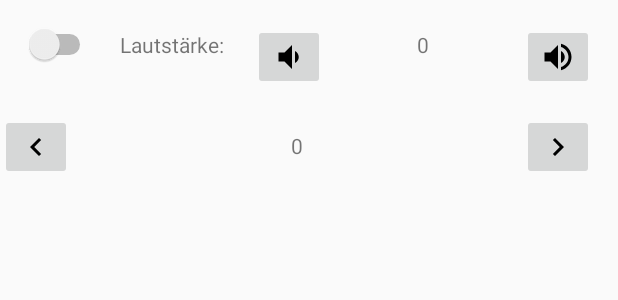
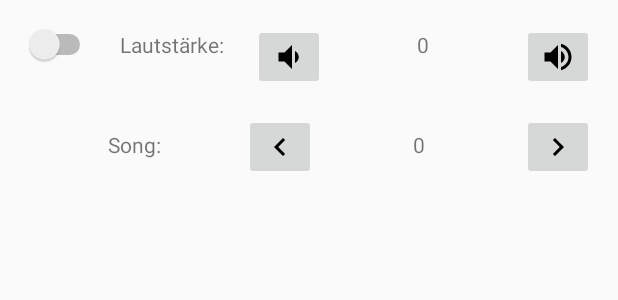
Before and after one commit to beatmachine/UIST, an Android app: the layout activity_device_hifi.xml on its own in the app's theme, with its tools: preview values and no code run, on a phone screen of 412 x 824 dp. Shown: the top 300 px of the screen. Run offline under Robolectric (Android 15) with nearby library versions, the light colour scheme and no system bars.

Commit message:
Just some Style Settings

```diff
--- a/UISTInterface/app/src/main/res/layout/activity_device_hifi.xml
+++ b/UISTInterface/app/src/main/res/layout/activity_device_hifi.xml
@@ -61,10 +61,10 @@
         android:layout_width="39dp"
         android:layout_height="wrap_content"
         android:text="Song: "
-        android:layout_marginTop="48dp"
+        android:layout_marginTop="47dp"
         app:layout_constraintTop_toBottomOf="@+id/hifi_lautstärke"
-        app:layout_constraintRight_toLeftOf="@+id/hifi_previoustrack"
-        android:layout_marginRight="47dp" />
+        android:layout_marginLeft="72dp"
+        app:layout_constraintLeft_toLeftOf="parent" />
 
     <TextView
         android:id="@+id/track"
@@ -93,8 +93,9 @@
         android:layout_width="0dp"
         android:layout_height="wrap_content"
         app:srcCompat="@drawable/ic_chevron_left_black_24dp"
-        tools:layout_editor_absoluteX="162dp"
         android:layout_marginTop="16dp"
-        app:layout_constraintTop_toBottomOf="@+id/hifi_quieter" />
+        app:layout_constraintTop_toBottomOf="@+id/hifi_quieter"
+        app:layout_constraintLeft_toRightOf="@+id/hifi_song"
+        android:layout_marginLeft="51dp" />
 
 </android.support.constraint.ConstraintLayout>
```
